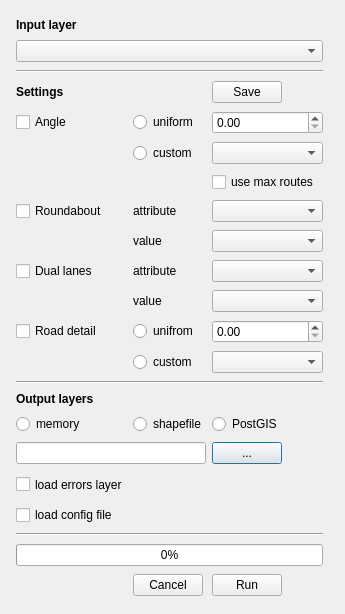
Qt form simplificator_dialog_base.ui (spacesyntax/Rcl-topology-cleaner) before a commit.
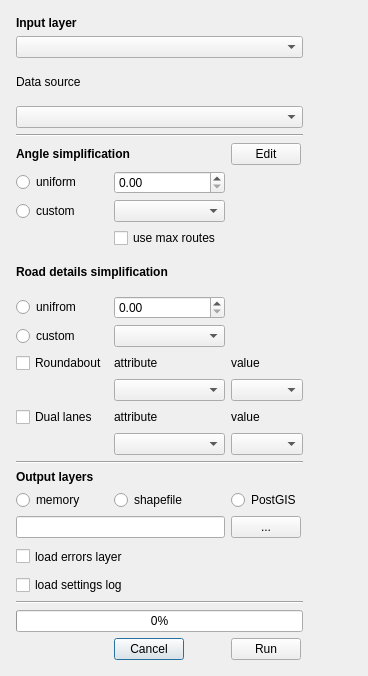
The same form after that commit.

```diff
--- a/simplificator_dialog_base.ui
+++ b/simplificator_dialog_base.ui
@@ -6,8 +6,8 @@
    <rect>
     <x>0</x>
     <y>0</y>
-    <width>345</width>
-    <height>614</height>
+    <width>368</width>
+    <height>676</height>
    </rect>
   </property>
   <property name="minimumSize">
@@ -28,14 +28,76 @@
      <property name="margin">
       <number>5</number>
      </property>
-     <item row="32" column="0">
-      <widget class="QRadioButton" name="memoryRadioButton">
+     <item row="11" column="0" colspan="2">
+      <widget class="QLabel" name="label_10">
+       <property name="font">
+        <font>
+         <weight>75</weight>
+         <bold>true</bold>
+        </font>
+       </property>
        <property name="text">
-        <string>memory</string>
+        <string>Road details simplification</string>
        </property>
       </widget>
      </item>
-     <item row="40" column="0" colspan="4">
+     <item row="13" column="0">
+      <widget class="QRadioButton" name="radioButton_6">
+       <property name="text">
+        <string>custom</string>
+       </property>
+      </widget>
+     </item>
+     <item row="9" column="1">
+      <widget class="QComboBox" name="comboBox_4"/>
+     </item>
+     <item row="5" column="0" colspan="2">
+      <widget class="QLabel" name="label_2">
+       <property name="sizePolicy">
+        <sizepolicy hsizetype="MinimumExpanding" vsizetype="Fixed">
+         <horstretch>0</horstretch>
+         <verstretch>0</verstretch>
+        </sizepolicy>
+       </property>
+       <property name="font">
+        <font>
+         <weight>75</weight>
+         <bold>true</bold>
+        </font>
+       </property>
+       <property name="text">
+        <string>Angle simplification</string>
+       </property>
+      </widget>
+     </item>
+     <item row="10" column="1">
+      <widget class="QCheckBox" name="checkBox_5">
+       <property name="text">
+        <string>use max routes </string>
+       </property>
+      </widget>
+     </item>
+     <item row="12" column="0">
+      <widget class="QRadioButton" name="radioButton_5">
+       <property name="text">
+        <string>unifrom</string>
+       </property>
+      </widget>
+     </item>
+     <item row="13" column="1">
+      <widget class="QComboBox" name="comboBox_6"/>
+     </item>
+     <item row="2" column="0" colspan="3">
+      <widget class="QLabel" name="label_8">
+       <property name="text">
+        <string>Data source</string>
+       </property>
+      </widget>
+     </item>
+     <item row="3" column="0" colspan="3">
+      <widget class="QComboBox" name="comboBox_7"/>
+     </item>
+     <item row="44" column="0" colspan="4">
       <widget class="QCheckBox" name="errorsCheckBox">
        <property name="sizePolicy">
         <sizepolicy hsizetype="Minimum" vsizetype="Fixed">
@@ -54,7 +116,7 @@
        </property>
       </widget>
      </item>
-     <item row="31" column="0" colspan="4">
+     <item row="35" column="0" colspan="4">
       <widget class="QLabel" name="label_4">
        <property name="sizePolicy">
         <sizepolicy hsizetype="MinimumExpanding" vsizetype="Fixed">
@@ -73,21 +135,39 @@
        </property>
       </widget>
      </item>
-     <item row="32" column="1">
-      <widget class="QRadioButton" name="shpRadioButton">
+     <item row="51" column="1">
+      <widget class="QPushButton" name="cancelButton">
+       <property name="sizePolicy">
+        <sizepolicy hsizetype="MinimumExpanding" vsizetype="Fixed">
+         <horstretch>0</horstretch>
+         <verstretch>0</verstretch>
+        </sizepolicy>
+       </property>
+       <property name="maximumSize">
+        <size>
+         <width>70</width>
+         <height>16777215</height>
+        </size>
+       </property>
        <property name="text">
-        <string>shapefile</string>
+        <string>Cancel</string>
        </property>
       </widget>
      </item>
-     <item row="32" column="2">
+     <item row="24" column="2">
+      <widget class="QComboBox" name="comboBox_3"/>
+     </item>
+     <item row="16" column="2">
+      <widget class="QComboBox" name="comboBox"/>
+     </item>
+     <item row="36" column="2">
       <widget class="QRadioButton" name="postgisRadioButton">
        <property name="text">
         <string>PostGIS</string>
        </property>
       </widget>
      </item>
-     <item row="39" column="0" colspan="2">
+     <item row="43" column="0" colspan="2">
       <widget class="QLineEdit" name="outputCleaned">
        <property name="enabled">
         <bool>true</bool>
@@ -100,64 +180,7 @@
        </property>
       </widget>
      </item>
-     <item row="39" column="2">
-      <widget class="QPushButton" name="browseCleaned">
-       <property name="sizePolicy">
-        <sizepolicy hsizetype="MinimumExpanding" vsizetype="Fixed">
-         <horstretch>0</horstretch>
-         <verstretch>0</verstretch>
-        </sizepolicy>
-       </property>
-       <property name="maximumSize">
-        <size>
-         <width>70</width>
-         <height>16777215</height>
-        </size>
-       </property>
-       <property name="text">
-        <string>...</string>
-       </property>
-      </widget>
-     </item>
-     <item row="47" column="1">
-      <widget class="QPushButton" name="cancelButton">
-       <property name="sizePolicy">
-        <sizepolicy hsizetype="MinimumExpanding" vsizetype="Fixed">
-         <horstretch>0</horstretch>
-         <verstretch>0</verstretch>
-        </sizepolicy>
-       </property>
-       <property name="maximumSize">
-        <size>
-         <width>70</width>
-         <height>16777215</height>
-        </size>
-       </property>
-       <property name="text">
-        <string>Cancel</string>
-       </property>
-      </widget>
-     </item>
-     <item row="47" column="2">
-      <widget class="QPushButton" name="cleanButton">
-       <property name="sizePolicy">
-        <sizepolicy hsizetype="MinimumExpanding" vsizetype="Fixed">
-         <horstretch>0</horstretch>
-         <verstretch>0</verstretch>
-        </sizepolicy>
-       </property>
-       <property name="maximumSize">
-        <size>
-         <width>70</width>
-         <height>16777215</height>
-        </size>
-       </property>
-       <property name="text">
-        <string>Run</string>
-       </property>
-      </widget>
-     </item>
-     <item row="45" column="0" colspan="3">
+     <item row="49" column="0" colspan="3">
       <widget class="QProgressBar" name="cleaningProgress">
        <property name="sizePolicy">
         <sizepolicy hsizetype="MinimumExpanding" vsizetype="Fixed">
@@ -170,34 +193,10 @@
        </property>
       </widget>
      </item>
-     <item row="43" column="0" colspan="3">
-      <widget class="Line" name="line_2">
-       <property name="orientation">
-        <enum>Qt::Horizontal</enum>
-       </property>
-      </widget>
-     </item>
-     <item row="27" column="0" colspan="3">
-      <widget class="Line" name="line">
-       <property name="orientation">
-        <enum>Qt::Horizontal</enum>
-       </property>
-      </widget>
-     </item>
-     <item row="2" column="0" colspan="3">
-      <widget class="Line" name="line_3">
-       <property name="orientation">
-        <enum>Qt::Horizontal</enum>
-       </property>
-      </widget>
-     </item>
-     <item row="1" column="0" colspan="3">
-      <widget class="QComboBox" name="inputCombo">
-       <property name="sizePolicy">
-        <sizepolicy hsizetype="MinimumExpanding" vsizetype="Fixed">
-         <horstretch>0</horstretch>
-         <verstretch>0</verstretch>
-        </sizepolicy>
+     <item row="36" column="1">
+      <widget class="QRadioButton" name="shpRadioButton">
+       <property name="text">
+        <string>shapefile</string>
        </property>
       </widget>
      </item>
@@ -220,147 +219,7 @@
        </property>
       </widget>
      </item>
-     <item row="18" column="0">
-      <widget class="QCheckBox" name="checkBox_2">
-       <property name="text">
-        <string>Dual lanes</string>
-       </property>
-      </widget>
-     </item>
-     <item row="21" column="0">
-      <widget class="QCheckBox" name="checkBox_3">
-       <property name="text">
-        <string>Road detail</string>
-       </property>
-      </widget>
-     </item>
-     <item row="20" column="2">
-      <widget class="QComboBox" name="comboBox_3"/>
-     </item>
-     <item row="5" column="1">
-      <widget class="QRadioButton" name="radioButton_3">
-       <property name="text">
-        <string>uniform</string>
-       </property>
-      </widget>
-     </item>
-     <item row="7" column="2">
-      <widget class="QComboBox" name="comboBox_4"/>
-     </item>
-     <item row="21" column="2">
-      <widget class="QDoubleSpinBox" name="doubleSpinBox"/>
-     </item>
-     <item row="18" column="2">
-      <widget class="QComboBox" name="comboBox_5"/>
-     </item>
-     <item row="9" column="2">
-      <widget class="QComboBox" name="comboBox_2"/>
-     </item>
-     <item row="11" column="2">
-      <widget class="QComboBox" name="comboBox"/>
-     </item>
-     <item row="9" column="1">
-      <widget class="QLabel" name="label_3">
-       <property name="maximumSize">
-        <size>
-         <width>16777215</width>
-         <height>26</height>
-        </size>
-       </property>
-       <property name="text">
-        <string>attribute</string>
-       </property>
-      </widget>
-     </item>
      <item row="5" column="2">
-      <widget class="QDoubleSpinBox" name="doubleSpinBox_2"/>
-     </item>
-     <item row="22" column="2">
-      <widget class="QComboBox" name="comboBox_6"/>
-     </item>
-     <item row="22" column="1">
-      <widget class="QRadioButton" name="radioButton_6">
-       <property name="text">
-        <string>custom</string>
-       </property>
-      </widget>
-     </item>
-     <item row="8" column="2">
-      <widget class="QCheckBox" name="checkBox_5">
-       <property name="text">
-        <string>use max routes </string>
-       </property>
-      </widget>
-     </item>
-     <item row="21" column="1">
-      <widget class="QRadioButton" name="radioButton_5">
-       <property name="text">
-        <string>unifrom</string>
-       </property>
-      </widget>
-     </item>
-     <item row="18" column="1">
-      <widget class="QLabel" name="label_7">
-       <property name="text">
-        <string>attribute</string>
-       </property>
-      </widget>
-     </item>
-     <item row="20" column="1">
-      <widget class="QLabel" name="label_6">
-       <property name="text">
-        <string>value</string>
-       </property>
-      </widget>
-     </item>
-     <item row="11" column="1">
-      <widget class="QLabel" name="label_5">
-       <property name="text">
-        <string>value</string>
-       </property>
-      </widget>
-     </item>
-     <item row="7" column="1">
-      <widget class="QRadioButton" name="radioButton_4">
-       <property name="text">
-        <string>custom </string>
-       </property>
-      </widget>
-     </item>
-     <item row="5" column="0">
-      <widget class="QCheckBox" name="checkBox_4">
-       <property name="text">
-        <string>Angle</string>
-       </property>
-      </widget>
-     </item>
-     <item row="9" column="0">
-      <widget class="QCheckBox" name="checkBox">
-       <property name="text">
-        <string>Roundabout</string>
-       </property>
-      </widget>
-     </item>
-     <item row="3" column="0">
-      <widget class="QLabel" name="label_2">
-       <property name="sizePolicy">
-        <sizepolicy hsizetype="MinimumExpanding" vsizetype="Fixed">
-         <horstretch>0</horstretch>
-         <verstretch>0</verstretch>
-        </sizepolicy>
-       </property>
-       <property name="font">
-        <font>
-         <weight>75</weight>
-         <bold>true</bold>
-        </font>
-       </property>
-       <property name="text">
-        <string>Settings</string>
-       </property>
-      </widget>
-     </item>
-     <item row="3" column="2">
       <widget class="QPushButton" name="settingsButton">
        <property name="maximumSize">
         <size>
@@ -378,14 +237,158 @@
         <enum>Qt::TabFocus</enum>
        </property>
        <property name="text">
-        <string>Save</string>
+        <string>Edit</string>
        </property>
       </widget>
      </item>
-     <item row="41" column="0" colspan="3">
+     <item row="7" column="1">
+      <widget class="QDoubleSpinBox" name="doubleSpinBox_2"/>
+     </item>
+     <item row="9" column="0">
+      <widget class="QRadioButton" name="radioButton_4">
+       <property name="text">
+        <string>custom </string>
+       </property>
+      </widget>
+     </item>
+     <item row="7" column="0">
+      <widget class="QRadioButton" name="radioButton_3">
+       <property name="text">
+        <string>uniform</string>
+       </property>
+      </widget>
+     </item>
+     <item row="45" column="0" colspan="3">
       <widget class="QCheckBox" name="checkBox_6">
        <property name="text">
-        <string>load config file</string>
+        <string>load settings log</string>
+       </property>
+      </widget>
+     </item>
+     <item row="1" column="0" colspan="3">
+      <widget class="QComboBox" name="inputCombo">
+       <property name="sizePolicy">
+        <sizepolicy hsizetype="MinimumExpanding" vsizetype="Fixed">
+         <horstretch>0</horstretch>
+         <verstretch>0</verstretch>
+        </sizepolicy>
+       </property>
+      </widget>
+     </item>
+     <item row="4" column="0" colspan="3">
+      <widget class="Line" name="line_3">
+       <property name="orientation">
+        <enum>Qt::Horizontal</enum>
+       </property>
+      </widget>
+     </item>
+     <item row="43" column="2">
+      <widget class="QPushButton" name="browseCleaned">
+       <property name="sizePolicy">
+        <sizepolicy hsizetype="MinimumExpanding" vsizetype="Fixed">
+         <horstretch>0</horstretch>
+         <verstretch>0</verstretch>
+        </sizepolicy>
+       </property>
+       <property name="maximumSize">
+        <size>
+         <width>70</width>
+         <height>16777215</height>
+        </size>
+       </property>
+       <property name="text">
+        <string>...</string>
+       </property>
+      </widget>
+     </item>
+     <item row="47" column="0" colspan="3">
+      <widget class="Line" name="line_2">
+       <property name="orientation">
+        <enum>Qt::Horizontal</enum>
+       </property>
+      </widget>
+     </item>
+     <item row="51" column="2">
+      <widget class="QPushButton" name="cleanButton">
+       <property name="sizePolicy">
+        <sizepolicy hsizetype="MinimumExpanding" vsizetype="Fixed">
+         <horstretch>0</horstretch>
+         <verstretch>0</verstretch>
+        </sizepolicy>
+       </property>
+       <property name="maximumSize">
+        <size>
+         <width>70</width>
+         <height>16777215</height>
+        </size>
+       </property>
+       <property name="text">
+        <string>Run</string>
+       </property>
+      </widget>
+     </item>
+     <item row="31" column="0" colspan="3">
+      <widget class="Line" name="line">
+       <property name="orientation">
+        <enum>Qt::Horizontal</enum>
+       </property>
+      </widget>
+     </item>
+     <item row="36" column="0">
+      <widget class="QRadioButton" name="memoryRadioButton">
+       <property name="text">
+        <string>memory</string>
+       </property>
+      </widget>
+     </item>
+     <item row="12" column="1">
+      <widget class="QDoubleSpinBox" name="doubleSpinBox"/>
+     </item>
+     <item row="14" column="2">
+      <widget class="QLabel" name="label_5">
+       <property name="text">
+        <string>value</string>
+       </property>
+      </widget>
+     </item>
+     <item row="16" column="1">
+      <widget class="QComboBox" name="comboBox_2"/>
+     </item>
+     <item row="17" column="2">
+      <widget class="QLabel" name="label_6">
+       <property name="text">
+        <string>value</string>
+       </property>
+      </widget>
+     </item>
+     <item row="24" column="1">
+      <widget class="QComboBox" name="comboBox_5"/>
+     </item>
+     <item row="14" column="0">
+      <widget class="QCheckBox" name="checkBox">
+       <property name="text">
+        <string>Roundabout</string>
+       </property>
+      </widget>
+     </item>
+     <item row="17" column="0">
+      <widget class="QCheckBox" name="checkBox_2">
+       <property name="text">
+        <string>Dual lanes</string>
+       </property>
+      </widget>
+     </item>
+     <item row="14" column="1">
+      <widget class="QLabel" name="label_3">
+       <property name="text">
+        <string>attribute</string>
+       </property>
+      </widget>
+     </item>
+     <item row="17" column="1">
+      <widget class="QLabel" name="label_7">
+       <property name="text">
+        <string>attribute</string>
        </property>
       </widget>
      </item>
```
